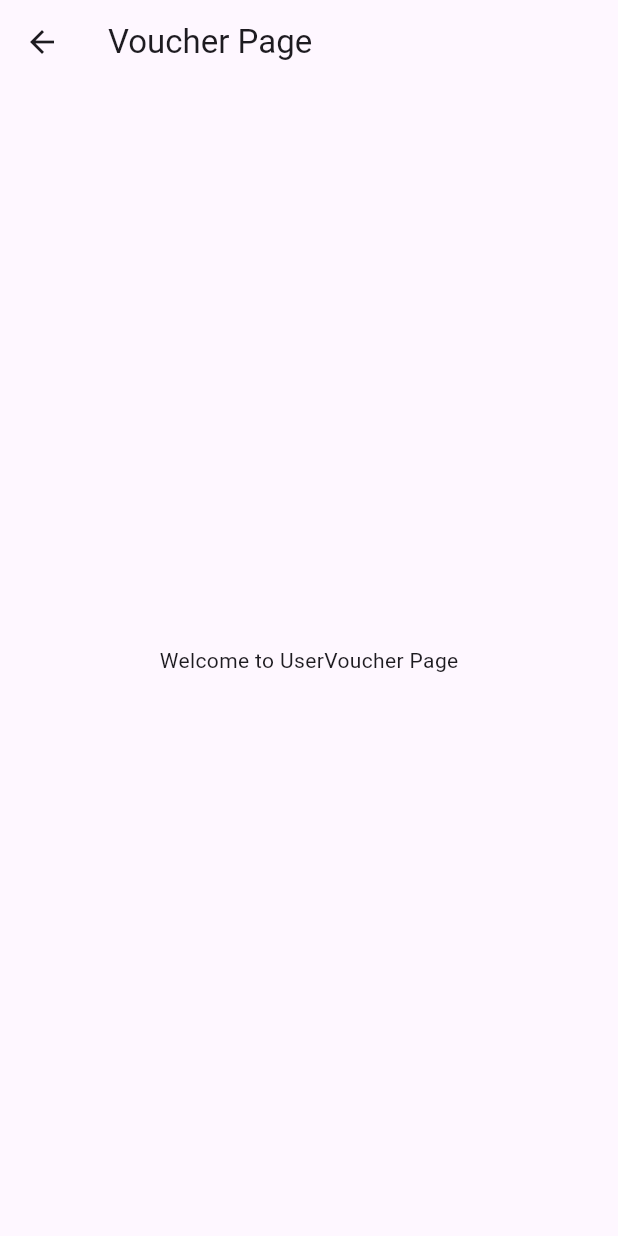
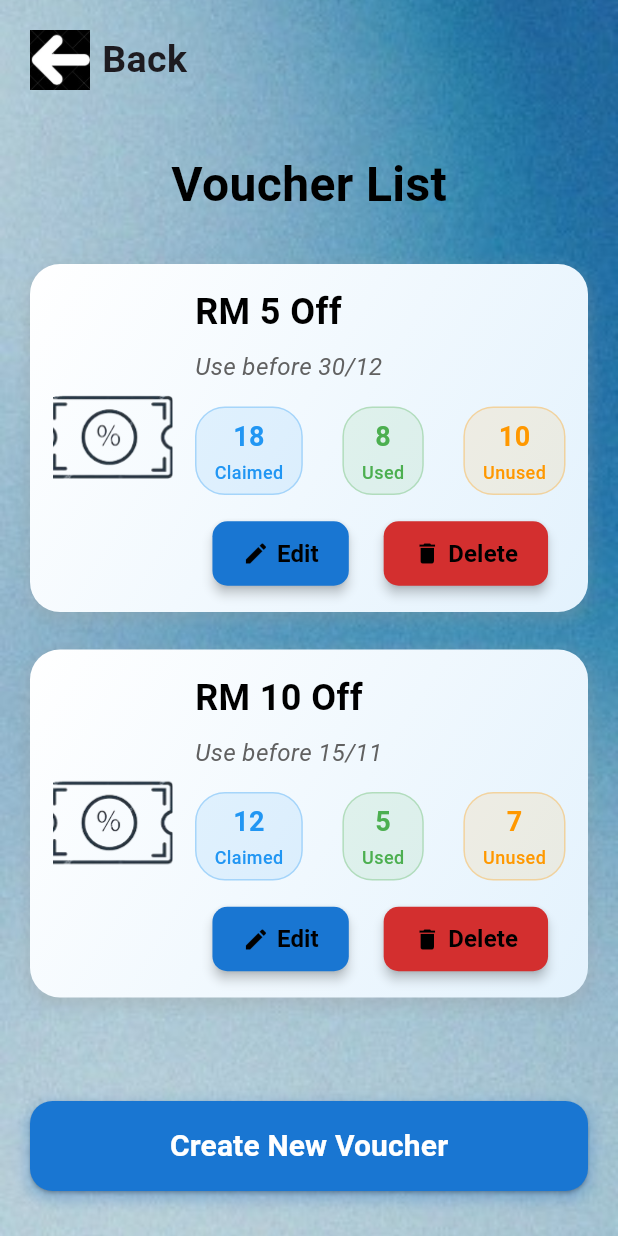
Before and after one commit to FYPSUC/SUC_FYP, a Flutter app: the VendorCreateVoucherPage screen opened directly, on a phone screen of 412 x 824 dp. Run offline on Flutter 3.47's test engine with Material 3 defaults, Android fonts, the phone set to English and light mode, and no system bars; our stand-ins replace firebase_core, google_fonts; accounts and stored records are empty.

Commit message:
be shi ge men

```diff
--- a/lib/E-wallet_Vendor/CreateVoucher.dart
+++ /dev/null
@@ -1,15 +0,0 @@
-import 'package:flutter/material.dart';
-
-class VendorCreateVoucherPage extends StatelessWidget {
-  const VendorCreateVoucherPage({super.key});
-
-  @override
-  Widget build(BuildContext context) {
-    return Scaffold(
-      appBar: AppBar(title: const Text('Voucher Page')),
-      body: const Center(
-        child: Text('Welcome to UserVoucher Page'),
-      ),
-    );
-  }
-}
--- a/lib/E-wallet_Vendor/VendorMain.dart
+++ b/lib/E-wallet_Vendor/VendorMain.dart
@@ -4,8 +4,8 @@
 import 'VendorProfile.dart';
 import 'VendorTopUp.dart';
 import 'VendorTransactionHistory.dart';
-import 'CreateVoucher.dart';
-import 'Product.dart';
+import 'VendorVoucher/VendorVoucher.dart';
+import 'VendorProduct/Product.dart';
 import 'ViewOrder.dart';
 
 class VendorMainPage extends StatefulWidget {
--- /dev/null
+++ b/lib/E-wallet_Vendor/VendorVoucher/VendorVoucher.dart
@@ -0,0 +1,373 @@
+import 'package:flutter/material.dart';
+import '../VendorMain.dart';
+
+class VendorCreateVoucherPage extends StatefulWidget {
+  const VendorCreateVoucherPage({super.key});
+
+  @override
+  _VendorCreateVoucherPageState createState() => _VendorCreateVoucherPageState();
+}
+
+class _VendorCreateVoucherPageState extends State<VendorCreateVoucherPage> {
+  final List<Map<String, dynamic>> vouchers = [
+    {
+      'id': '1',
+      'amount': 'RM 5 Off',
+      'expiry': 'Use before 30/12',
+      'claimed': 18,
+      'used': 8,
+      'unused': 10,
+    },
+    {
+      'id': '2',
+      'amount': 'RM 10 Off',
+      'expiry': 'Use before 15/11',
+      'claimed': 12,
+      'used': 5,
+      'unused': 7,
+    },
+  ];
+
+  void _deleteVoucher(String id) {
+    setState(() {
+      vouchers.removeWhere((voucher) => voucher['id'] == id);
+    });
+    ScaffoldMessenger.of(context).showSnackBar(
+      const SnackBar(
+        content: Text('Voucher deleted successfully'),
+        duration: Duration(seconds: 2),
+      ),
+    );
+  }
+
+  @override
+  Widget build(BuildContext context) {
+    return Scaffold(
+      resizeToAvoidBottomInset: true,
+      body: Stack(
+        children: [
+          Container(
+            width: double.infinity,
+            height: double.infinity,
+            decoration: const BoxDecoration(
+              image: DecorationImage(
+                image: AssetImage('assets/image/UserMainBackground.jpg'),
+                fit: BoxFit.cover,
+              ),
+            ),
+          ),
+          SafeArea(
+            child: Padding(
+              padding: const EdgeInsets.symmetric(horizontal: 20),
+              child: Column(
+                crossAxisAlignment: CrossAxisAlignment.start,
+                children: [
+                  // 顶部返回按钮
+                  Padding(
+                    padding: const EdgeInsets.only(top: 20),
+                    child: GestureDetector(
+                      onTap: () {
+                        Navigator.push(
+                          context,
+                          MaterialPageRoute(
+                              builder: (context) => const VendorMainPage()),
+                        );
+                      },
+                      child: Row(
+                        children: [
+                          Image.asset(
+                            'assets/image/BackButton.jpg',
+                            width: 40,
+                            height: 40,
+                            fit: BoxFit.cover,
+                          ),
+                          const SizedBox(width: 8),
+                          const Text(
+                            'Back',
+                            style: TextStyle(
+                              fontSize: 25,
+                              fontWeight: FontWeight.bold,
+                            ),
+                          ),
+                        ],
+                      ),
+                    ),
+                  ),
+
+                  // 标题居中并下移
+                  const SizedBox(height: 40),
+                  const Center(
+                    child: Text(
+                      'Voucher List',
+                      style: TextStyle(
+                        fontSize: 32,
+                        fontWeight: FontWeight.bold,
+                        color: Colors.black,
+                      ),
+                    ),
+                  ),
+                  const SizedBox(height: 30),
+
+                  // 优惠券列表
+                  Expanded(
+                    child: ListView.builder(
+                      physics: const BouncingScrollPhysics(),
+                      itemCount: vouchers.length,
+                      itemBuilder: (context, index) {
+                        final voucher = vouchers[index];
+                        return _buildVoucherCard(
+                          amount: voucher['amount'],
+                          expiry: voucher['expiry'],
+                          claimed: voucher['claimed'],
+                          used: voucher['used'],
+                          unused: voucher['unused'],
+                          onDelete: () => _deleteVoucher(voucher['id']),
+                        );
+                      },
+                    ),
+                  ),
+
+                  // 创建新优惠券按钮
+                  Padding(
+                    padding: const EdgeInsets.only(bottom: 30, top: 20),
+                    child: Container(
+                      decoration: BoxDecoration(
+                        borderRadius: BorderRadius.circular(15),
+                        boxShadow: [
+                          BoxShadow(
+                            color: Colors.blue.shade800.withOpacity(0.3),
+                            spreadRadius: 2,
+                            blurRadius: 8,
+                            offset: const Offset(0, 4),
+                          ),
+                        ],
+                      ),
+                      child: SizedBox(
+                        width: double.infinity,
+                        height: 60,
+                        child: ElevatedButton(
+                          onPressed: () {
+                            // 创建新优惠券逻辑
+                          },
+                          style: ElevatedButton.styleFrom(
+                            backgroundColor: Colors.blue[700],
+                            shape: RoundedRectangleBorder(
+                              borderRadius: BorderRadius.circular(15),
+                            ),
+                          ),
+                          child: const Text(
+                            'Create New Voucher',
+                            style: TextStyle(
+                              fontSize: 20,
+                              fontWeight: FontWeight.bold,
+                              color: Colors.white,
+                            ),
+                          ),
+                        ),
+                      ),
+                    ),
+                  ),
+                ],
+              ),
+            ),
+          ),
+        ],
+      ),
+    );
+  }
+
+  // 美观的优惠券卡片组件
+  Widget _buildVoucherCard({
+    required String amount,
+    required String expiry,
+    required int claimed,
+    required int used,
+    required int unused,
+    required VoidCallback onDelete,
+  }) {
+    return Container(
+      margin: const EdgeInsets.only(bottom: 25),
+      decoration: BoxDecoration(
+        borderRadius: BorderRadius.circular(20),
+        boxShadow: [
+          BoxShadow(
+            color: Colors.grey.withOpacity(0.3),
+            spreadRadius: 2,
+            blurRadius: 8,
+            offset: const Offset(0, 4),
+          ),
+        ],
+        gradient: const LinearGradient(
+          begin: Alignment.topLeft,
+          end: Alignment.bottomRight,
+          colors: [Colors.white, Color(0xFFE3F2FD)],
+        ),
+      ),
+      child: Padding(
+        padding: const EdgeInsets.all(15),
+        child: Row(
+          children: [
+            // 左侧优惠券图标
+            Container(
+              width: 80,
+              height: 80,
+              margin: const EdgeInsets.only(right: 15),
+              decoration: BoxDecoration(
+                borderRadius: BorderRadius.circular(12),
+                image: const DecorationImage(
+                  image: AssetImage('assets/image/Voucher_icon.png'),
+                  fit: BoxFit.cover,
+                ),
+              ),
+            ),
+
+            // 右侧信息区域
+            Expanded(
+              child: Column(
+                crossAxisAlignment: CrossAxisAlignment.start,
+                children: [
+                  // 优惠券金额
+                  Text(
+                    amount,
+                    style: const TextStyle(
+                      fontSize: 24,
+                      fontWeight: FontWeight.bold,
+                      color: Colors.black,
+                    ),
+                  ),
+                  const SizedBox(height: 8),
+
+                  // 有效期
+                  Text(
+                    expiry,
+                    style: TextStyle(
+                      fontSize: 16,
+                      color: Colors.grey[700],
+                      fontStyle: FontStyle.italic,
+                    ),
+                  ),
+                  const SizedBox(height: 15),
+
+                  // 统计信息
+                  Row(
+                    mainAxisAlignment: MainAxisAlignment.spaceBetween,
+                    children: [
+                      _buildStatBadge('Claimed', claimed, Colors.blue),
+                      _buildStatBadge('Used', used, Colors.green),
+                      _buildStatBadge('Unused', unused, Colors.orange),
+                    ],
+                  ),
+                  const SizedBox(height: 15),
+
+                  // 操作按钮 - 修改文字颜色为黑色
+                  Row(
+                    mainAxisAlignment: MainAxisAlignment.spaceAround,
+                    children: [
+                      // 编辑按钮 - 文字颜色改为黑色
+                      ElevatedButton(
+                        onPressed: () {
+                          // Navigator.push(
+                          //   context,
+                          //   MaterialPageRoute(
+                          //     builder: (context) => const VendorVoucherDetailPage(),
+                          //   ),
+                          // );
+                        },
+                        style: ElevatedButton.styleFrom(
+                          backgroundColor: Colors.blue[700],
+                          padding: const EdgeInsets.symmetric(
+                              horizontal: 20, vertical: 10),
+                          shape: RoundedRectangleBorder(
+                            borderRadius: BorderRadius.circular(10),
+                          ),
+                          elevation: 3,
+                        ),
+                        child: Row(
+                          mainAxisSize: MainAxisSize.min,
+                          children: [
+                            Icon(Icons.edit, size: 18, color: Colors.black), // 图标颜色改为黑色
+                            const SizedBox(width: 5),
+                            Text(
+                              'Edit',
+                              style: TextStyle(
+                                fontSize: 16,
+                                fontWeight: FontWeight.bold,
+                                color: Colors.black, // 文字颜色改为黑色
+                              ),
+                            ),
+                          ],
+                        ),
+                      ),
+
+                      // 删除按钮 - 文字颜色改为黑色
+                      ElevatedButton(
+                        onPressed: onDelete,
+                        style: ElevatedButton.styleFrom(
+                          backgroundColor: Colors.red[700],
+                          padding: const EdgeInsets.symmetric(
+                              horizontal: 20, vertical: 10),
+                          shape: RoundedRectangleBorder(
+                            borderRadius: BorderRadius.circular(10),
+                          ),
+                          elevation: 3,
+                        ),
+                        child: Row(
+                          mainAxisSize: MainAxisSize.min,
+                          children: [
+                            Icon(Icons.delete, size: 18, color: Colors.black), // 图标颜色改为黑色
+                            const SizedBox(width: 5),
+                            Text(
+                              'Delete',
+                              style: TextStyle(
+                                fontSize: 16,
+                                fontWeight: FontWeight.bold,
+                                color: Colors.black, // 文字颜色改为黑色
+                              ),
+                            ),
+                          ],
+                        ),
+                      ),
+                    ],
+                  ),
+                ],
+              ),
+            ),
+          ],
+        ),
+      ),
+    );
+  }
+
+  // 统计徽章组件
+  Widget _buildStatBadge(String label, int value, Color color) {
+    return Container(
+      padding: const EdgeInsets.symmetric(horizontal: 12, vertical: 6),
+      decoration: BoxDecoration(
+        color: color.withOpacity(0.1),
+        borderRadius: BorderRadius.circular(20),
+        border: Border.all(color: color.withOpacity(0.3), width: 1),
+      ),
+      child: Column(
+        children: [
+          Text(
+            value.toString(),
+            style: TextStyle(
+              fontSize: 18,
+              fontWeight: FontWeight.bold,
+              color: color,
+            ),
+          ),
+          const SizedBox(height: 2),
+          Text(
+            label,
+            style: TextStyle(
+              fontSize: 12,
+              color: color,
+              fontWeight: FontWeight.w500,
+            ),
+          ),
+        ],
+      ),
+    );
+  }
+}
```
Also changed, not shown: lib/E-wallet_Vendor/VendorProduct/AddProduct.dart (renamed from lib/E-wallet_Vendor/AddProduct.dart), lib/E-wallet_Vendor/VendorProduct/EditProduct.dart (renamed from lib/E-wallet_Vendor/EditProduct.dart), lib/E-wallet_Vendor/VendorProduct/Product.dart (renamed from lib/E-wallet_Vendor/Product.dart), lib/E-wallet_Vendor/VendorVoucher/VendorCreateVoucher.dart (added), lib/E-wallet_Vendor/VendorVoucher/VendorVoucherDetail.dart (added).
